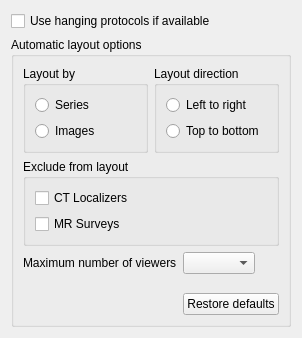
Above: starviewer/src/core/qlayoutoptionswidgetbase.ui from starviewer-medical/starviewer before the change. Below: the same form after it.
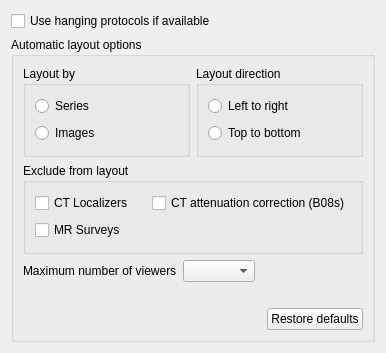
That is the form after the change. Icons and pictures are not drawn.

Commit message: ENH: Add a setting to ignore CT series used for attenuation correction. #2728

```diff
--- a/starviewer/src/core/qlayoutoptionswidgetbase.ui
+++ b/starviewer/src/core/qlayoutoptionswidgetbase.ui
@@ -6,8 +6,8 @@
    <rect>
     <x>0</x>
     <y>0</y>
-    <width>302</width>
-    <height>338</height>
+    <width>386</width>
+    <height>353</height>
    </rect>
   </property>
   <property name="windowTitle">
@@ -85,21 +85,28 @@
         <property name="title">
          <string>Exclude from layout</string>
         </property>
-        <layout class="QVBoxLayout" name="verticalLayout_4">
-         <item>
-          <widget class="QCheckBox" name="m_localizerCheckBox">
-           <property name="text">
-            <string>CT Localizers</string>
-           </property>
-          </widget>
-         </item>
-         <item>
+        <layout class="QGridLayout" name="gridLayout">
+         <item row="1" column="0">
           <widget class="QCheckBox" name="m_surveyCheckBox">
            <property name="text">
             <string>MR Surveys</string>
            </property>
           </widget>
          </item>
+         <item row="0" column="0">
+          <widget class="QCheckBox" name="m_localizerCheckBox">
+           <property name="text">
+            <string>CT Localizers</string>
+           </property>
+          </widget>
+         </item>
+         <item row="0" column="1">
+          <widget class="QCheckBox" name="m_ctAttenuationCorrectionCheckBox">
+           <property name="text">
+            <string>CT attenuation correction (B08s)</string>
+           </property>
+          </widget>
+         </item>
         </layout>
        </widget>
       </item>
```
Left out of the diff: 7 changed lines with no effect on the pictures. The commit also changes 9 other files.
